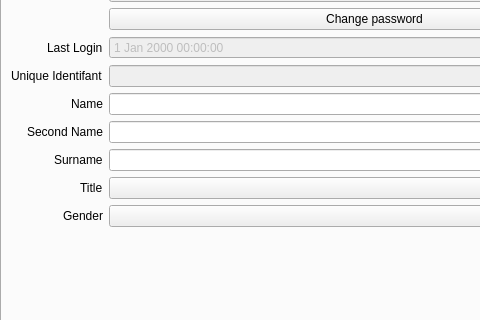
Above: plugins/usermanagerplugin/widgets/userviewer.ui from FreeHealth/freehealth before the change; both pictures show x 0 to 480 and y 83 to 403 of the 651 by 587 pixel window. Below: the same form after it.
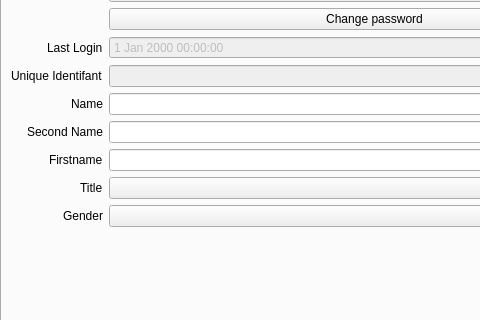
That is the form after the change. The open tabs and pages were chosen to show the change. Custom widgets are drawn as their Qt base class.

Commit message: Renaming surname to firstname in the whole code

Patch:
```diff
--- a/plugins/usermanagerplugin/widgets/userviewer.ui
+++ b/plugins/usermanagerplugin/widgets/userviewer.ui
@@ -147,7 +147,7 @@
           <item row="8" column="0">
            <widget class="QLabel" name="label_6">
             <property name="text">
-             <string>Surname</string>
+             <string>Firstname</string>
             </property>
            </widget>
           </item>
```
Left out of the diff: 4 changed lines with no effect on the pictures. The commit also changes 40 other files.
